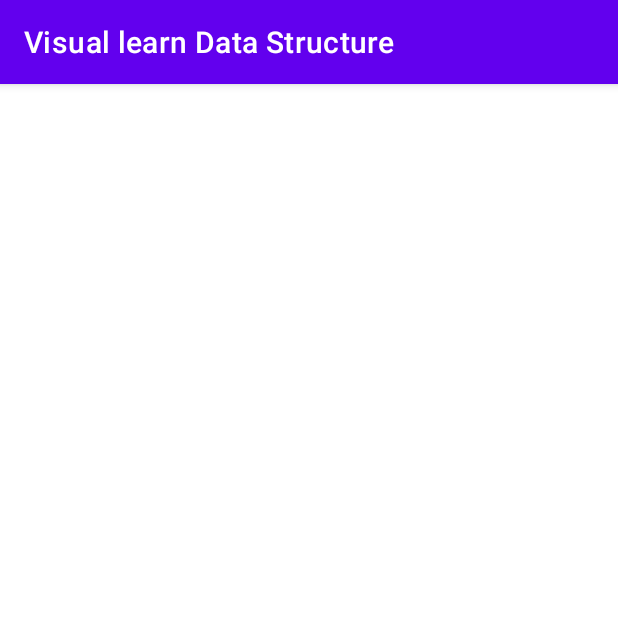
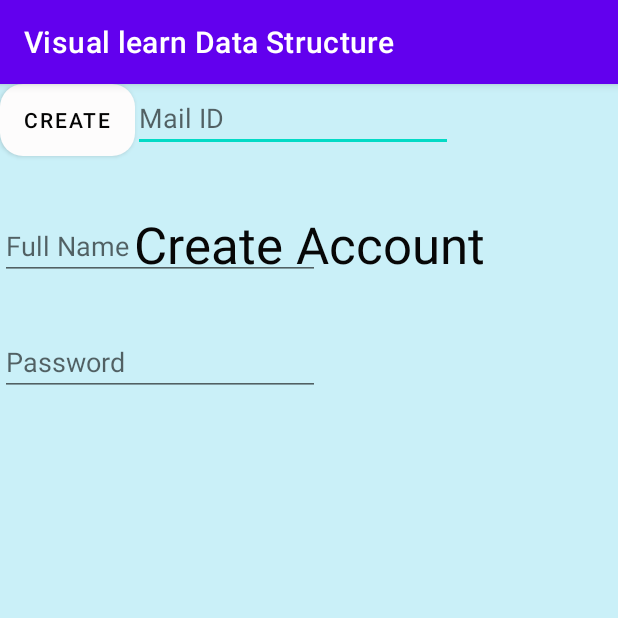
Before and after one commit to OmNagvekar/HackDroid-visual-learn-data-structures, an Android app: the LoginActivity screen opened directly, with no data from a screen before it, on a phone screen of 412 x 824 dp, the top half of it. Run offline under Robolectric (Android 15) with nearby library versions, the phone set to English and light mode, and no system bars.

Commit message:
login page design rotation1

```diff
--- /dev/null
+++ b/app/src/main/res/drawable/effect1.xml
@@ -0,0 +1,9 @@
+<?xml version="1.0" encoding="utf-8"?>
+<shape xmlns:android="http://schemas.android.com/apk/res/android">
+    <solid android:color="#FFFFFF"/>
+    <corners
+        android:bottomLeftRadius="15dp"
+        android:bottomRightRadius="15dp"
+        android:topLeftRadius="15dp"
+        android:topRightRadius="15dp"/>
+</shape>
--- a/app/src/main/res/layout/activity_login.xml
+++ b/app/src/main/res/layout/activity_login.xml
@@ -4,6 +4,77 @@
     xmlns:tools="http://schemas.android.com/tools"
     android:layout_width="match_parent"
     android:layout_height="match_parent"
+    android:background="#CAF0F8"
     tools:context=".LoginActivity">
 
+    <TextView
+        android:id="@+id/textView2"
+        android:layout_width="wrap_content"
+        android:layout_height="wrap_content"
+        android:layout_marginTop="84dp"
+        android:text="Create Account"
+        android:textColor="#070707"
+        android:textSize="34sp"
+        app:layout_constraintEnd_toEndOf="parent"
+        app:layout_constraintStart_toStartOf="parent"
+        app:layout_constraintTop_toTopOf="parent" />
+
+    <EditText
+        android:id="@+id/editTextTextEmailAddress"
+        android:layout_width="wrap_content"
+        android:layout_height="wrap_content"
+        android:ems="10"
+        android:hint="Mail ID"
+        android:inputType="textEmailAddress"
+        android:textColor="#050505"
+        app:layout_constraintEnd_toEndOf="parent"
+        app:layout_constraintHorizontal_bias="0.447"
+        app:layout_constraintStart_toStartOf="parent"
+        tools:layout_editor_absoluteY="184dp" />
+
+    <EditText
+        android:id="@+id/editTextTextPersonName"
+        android:layout_width="wrap_content"
+        android:layout_height="wrap_content"
+        android:layout_marginTop="40dp"
+        android:ems="10"
+        android:hint="Full Name"
+        android:inputType="textPersonName"
+        app:layout_constraintTop_toBottomOf="@+id/editTextTextEmailAddress"
+        tools:layout_editor_absoluteX="90dp" />
+
+    <EditText
+        android:id="@+id/editTextTextPassword"
+        android:layout_width="wrap_content"
+        android:layout_height="wrap_content"
+        android:layout_marginTop="32dp"
+        android:ems="10"
+        android:hint="Password"
+        android:inputType="textPassword"
+        app:layout_constraintBottom_toTopOf="@+id/button"
+        app:layout_constraintTop_toBottomOf="@+id/editTextTextPersonName"
+        app:layout_constraintVertical_bias="0.0"
+        tools:layout_editor_absoluteX="90dp" />
+
+    <Button
+        android:id="@+id/button"
+        android:layout_width="wrap_content"
+        android:layout_height="wrap_content"
+        android:background="@drawable/effect1"
+        android:text="Create"
+        android:textColor="#040404"
+        app:backgroundTint="#FDFCFC"
+        tools:layout_editor_absoluteX="147dp"
+        tools:layout_editor_absoluteY="439dp" />
+    <!--    <com.google.android.gms.common.SignInButton-->
+    <!--        android:id="@+id/google_button"-->
+    <!--        android:layout_width="match_parent"-->
+    <!--        android:layout_height="match_parent"-->
+    <!--        android:layout_marginLeft="5dp"-->
+    <!--        android:text="Text"-->
+    <!--        android:layout_alignParentTop="true"-->
+    <!--        android:layout_margin="10dp"-->
+    <!--        android:textSize="18sp"-->
+    <!--        tools:ignore="MissingClass" />-->
+
 </androidx.constraintlayout.widget.ConstraintLayout>
```
Also changed, not shown: 1 other file.
